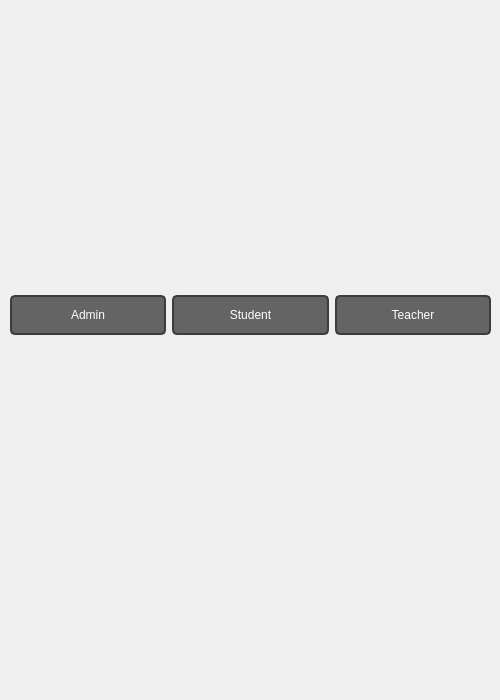
This is Login.ui in sheikhsufyan89/dsa_project as Qt 5 draws it before an edit. The edited form follows.
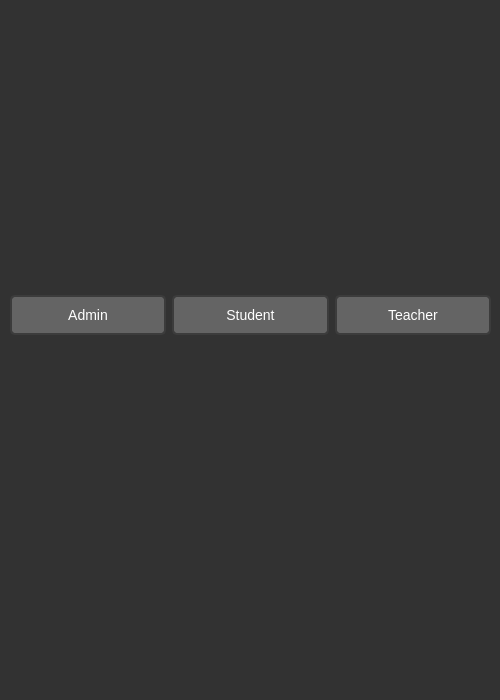
This is the edited form.

Patch:
```diff
--- a/Login.ui
+++ b/Login.ui
@@ -15,9 +15,7 @@
   </property>
   <property name="styleSheet">
    <string notr="true">background-color: rgb(50, 50, 50);
-QHBoxLayout{
-background-color: rgb(30,30,30);
-}</string>
+font-size: 14px;</string>
   </property>
   <widget class="QWidget" name="horizontalLayoutWidget">
    <property name="geometry">
@@ -37,6 +35,12 @@
         <height>40</height>
        </size>
       </property>
+      <property name="font">
+       <font>
+        <pointsize>-1</pointsize>
+        <kerning>true</kerning>
+       </font>
+      </property>
       <property name="styleSheet">
        <string notr="true">QPushButton{
 background-color: rgb(100 ,100,100);border: 2px solid rgb(60, 60, 60);border-radius: 5px;color:rgb(255,255,255)
```
